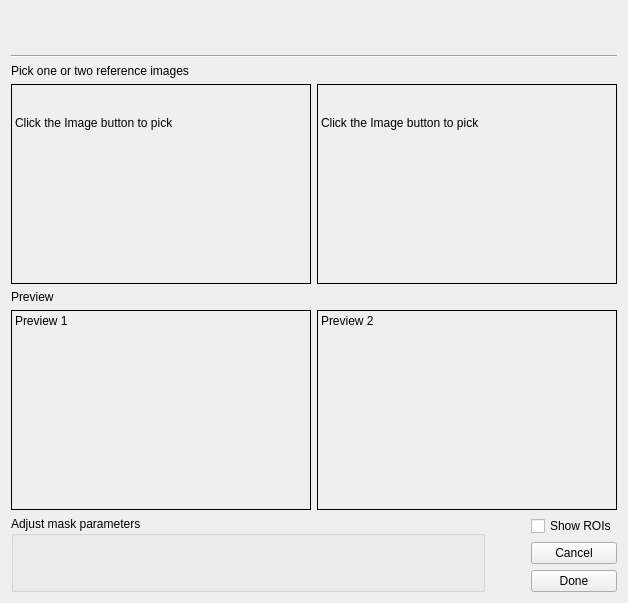
Before: the Qt Designer form Application/ui/ImageMaskDialog.ui in rayngrowingsystems/RVS_Analytics, drawn with Qt 5.
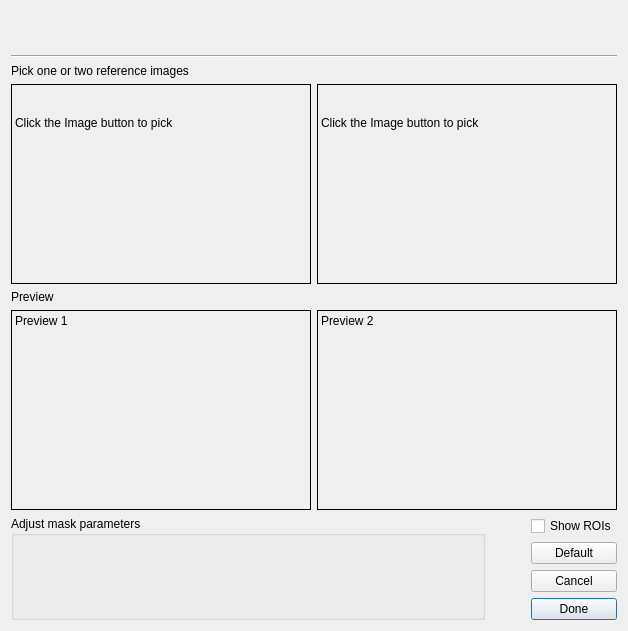
After: the same form once the commit is applied. Custom widgets are drawn as their Qt base class.

Commit message: RAYNCAMANA-223: Added Default buttons to Options and Mask

Patch:
```diff
--- a/Application/ui/ImageMaskDialog.ui
+++ b/Application/ui/ImageMaskDialog.ui
@@ -10,7 +10,7 @@
     <x>0</x>
     <y>0</y>
     <width>628</width>
-    <height>602</height>
+    <height>630</height>
    </rect>
   </property>
   <property name="windowTitle">
@@ -240,6 +240,16 @@
            </property>
           </spacer>
          </item>
+         <item>
+          <widget class="QPushButton" name="default_button">
+           <property name="text">
+            <string>Default</string>
+           </property>
+           <property name="autoDefault">
+            <bool>false</bool>
+           </property>
+          </widget>
+         </item>
          <item>
           <widget class="QPushButton" name="cancel_button">
            <property name="text">
@@ -256,7 +266,7 @@
             <string>Done</string>
            </property>
            <property name="autoDefault">
-            <bool>false</bool>
+            <bool>true</bool>
            </property>
            <property name="default">
             <bool>false</bool>
```
The commit also changes 6 other files.
